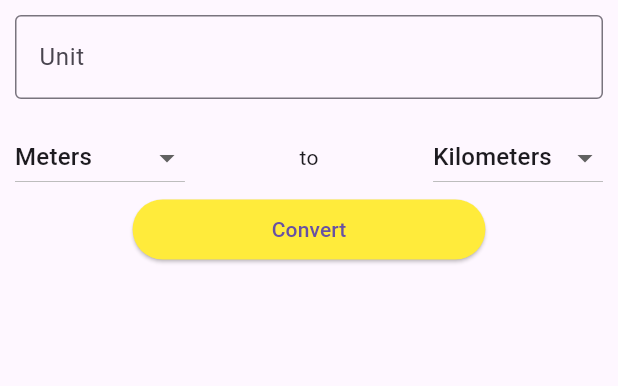
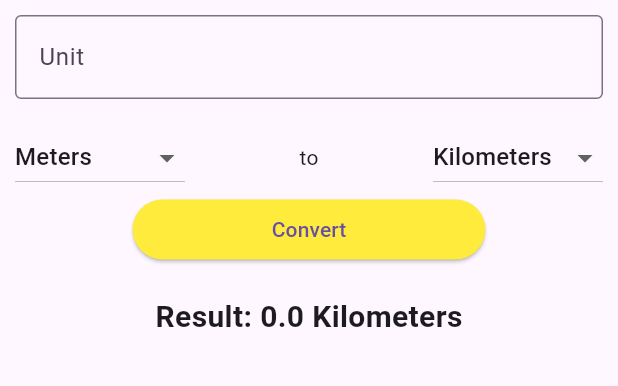
Before and after one commit to hemusyl/ost_unit_converter, a Flutter app: the screen it shows after launch, after a tap on "Convert", on a phone screen of 412 x 824 dp, the part 84-470 px from its top. Run offline on Flutter 3.47's test engine with Material 3 defaults, Android fonts, the phone set to English and light mode, and no system bars.

Commit message:
Updated textform field and complete

```diff
--- a/lib/presentation/ui/screens/home_screen.dart
+++ b/lib/presentation/ui/screens/home_screen.dart
@@ -27,8 +27,13 @@ class _HomeScreenState extends State<HomeScreen> {
   double inputValue = 0;
   double result = 0.0;
 
+  // double convertLength(double value, String fromUnit, String toUnit) {
+  //  double valueInMeters = value / lengthUnits[fromUnit]!;//convert to base
+  //  return valueInMeters * lengthUnits[toUnit]!;       // convert to target
+  // }
+
   void convert() {
-    double valueInMeters = inputValue   / convertionTypes[fromUnit]!;
+    double valueInMeters = inputValue/convertionTypes[fromUnit]!;
     setState(() {
       result = valueInMeters * convertionTypes [toUnit]!;
     });
@@ -48,10 +53,14 @@ class _HomeScreenState extends State<HomeScreen> {
           children: [
             TextFormField(
               controller: _controller,
+              keyboardType: TextInputType.number,
               decoration: InputDecoration(
                 hintText: 'Unit',
                 border: OutlineInputBorder(),
               ),
+              onChanged: (val) {
+                inputValue = double.tryParse(val) ?? 0;
+              },
             ),
             SizedBox(height: 15),
             Row(
@@ -92,13 +101,21 @@ class _HomeScreenState extends State<HomeScreen> {
             FractionallySizedBox(
               // width: double.infinity,
                 widthFactor: 0.6,
-                child: ElevatedButton(onPressed: () {},
+                child: ElevatedButton(
+                  onPressed: () {
+                    if (_controller.text.isNotEmpty) {
+                      convert();
+                    }
+                  },
                   style: ElevatedButton.styleFrom(
                     backgroundColor: Colors.yellow,
                   ),
                   child: Text('Convert'),
-                )
-            )
+                ),
+            ),
+            SizedBox(height: 20),
+            Text("Result: $result $toUnit",
+                style: TextStyle(fontSize: 20, fontWeight: FontWeight.bold)),
           ],
         ),
       ),
```
